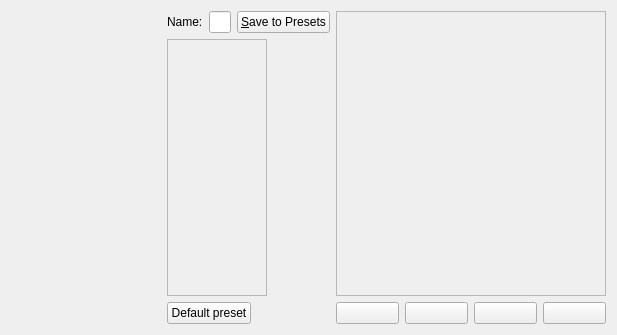
KDE/krita, file krita/ui/forms/wdgpaintopsettings.ui: the form before one commit.
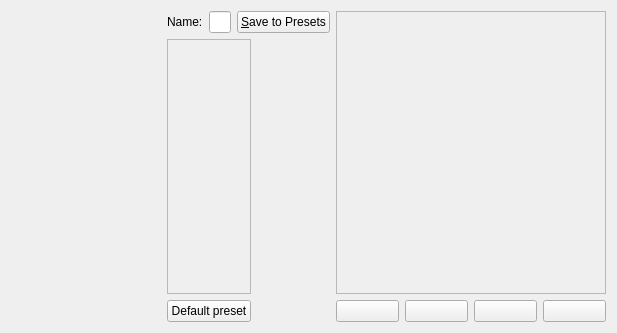
The form after the commit. Custom widgets are drawn as their Qt base class.

Commit message: Changed the UI which contains labels and textfields into QFormLayout to set alignment issues

```diff
--- a/krita/ui/forms/wdgpaintopsettings.ui
+++ b/krita/ui/forms/wdgpaintopsettings.ui
@@ -6,11 +6,11 @@
    <rect>
     <x>0</x>
     <y>0</y>
-    <width>500</width>
-    <height>335</height>
+    <width>611</width>
+    <height>333</height>
    </rect>
   </property>
-  <layout class="QGridLayout" name="gridLayout" columnstretch="0,0,0,1">
+  <layout class="QGridLayout" name="gridLayout">
    <item row="0" column="0" rowspan="3">
     <widget class="KisCmbPaintop" name="paintopList" native="true">
      <property name="sizePolicy">
@@ -89,7 +89,7 @@
      </layout>
     </widget>
    </item>
-   <item row="1" column="1" colspan="2">
+   <item row="1" column="1">
     <widget class="QFrame" name="frmOptionWidgetContainer">
      <property name="sizePolicy">
       <sizepolicy hsizetype="Expanding" vsizetype="Expanding">
```
Left out of the diff: 7 changed lines with no effect on the pictures. Lines whose indentation alone changed are shown as unchanged. The commit also changes 91 other files.
